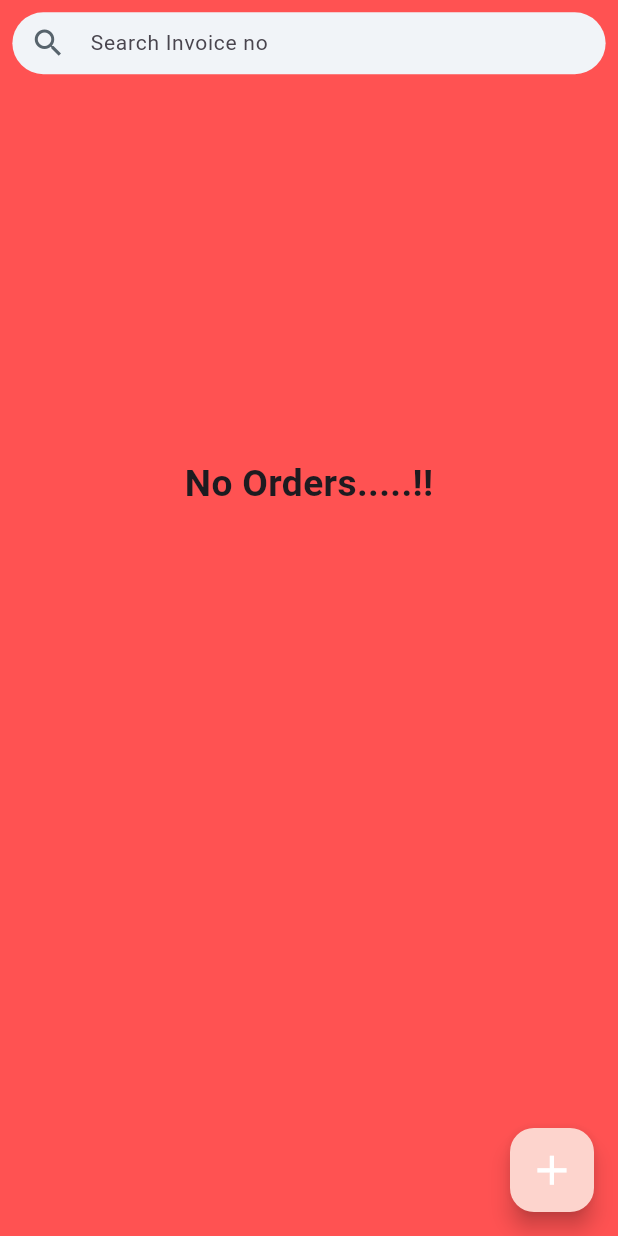
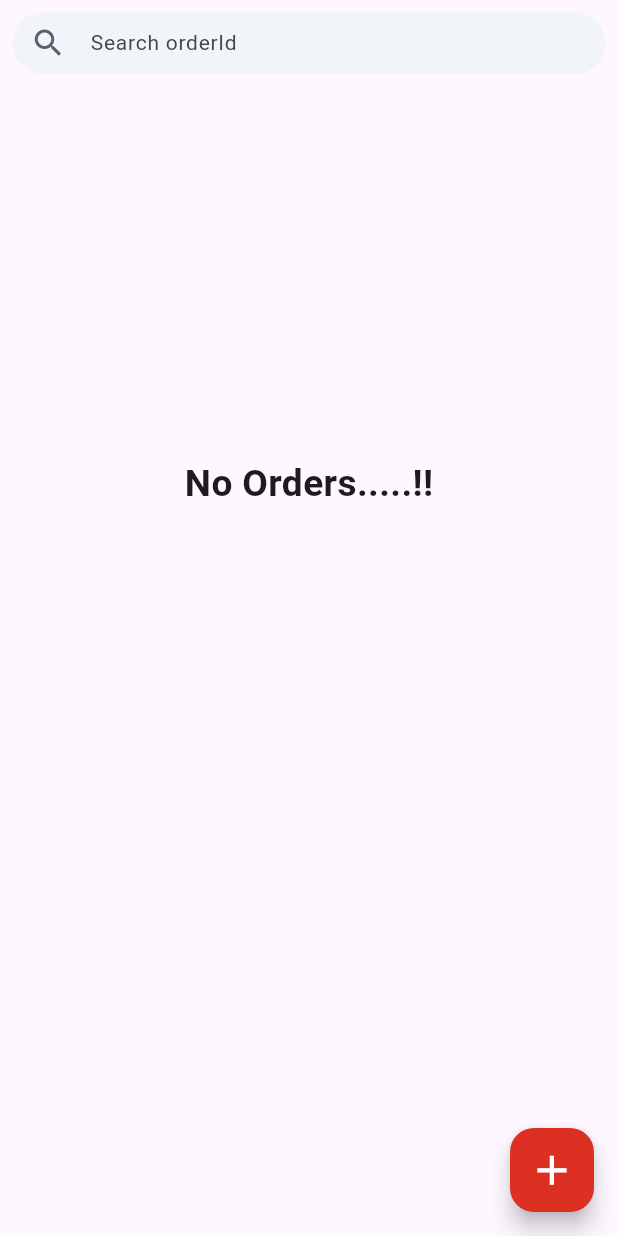
Before and after one commit to Arshanishad/cofeeshopmanagement, a Flutter app: the OrderScreen screen opened directly, on a phone screen of 412 x 824 dp. Run offline on Flutter 3.47's test engine with Material 3 defaults, Android fonts, the phone set to English and light mode, and no system bars; our stand-ins replace cached_network_image, cloud_firestore, fan_carousel_image_slider, firebase_auth, firebase_core, firebase_storage and 9 more; accounts and stored records are empty; Roboto replaces fonts that are missing (Poppins).

Commit message:
order add

```diff
--- a/lib/features/Home/screens/profile.dart
+++ b/lib/features/Home/screens/profile.dart
@@ -50,6 +50,12 @@ class _ProfilePageState extends ConsumerState<ProfilePage> {
     return Scaffold(
       // backgroundColor: Colors.white,
       appBar: AppBar(
+        leading: IconButton(
+          icon: Icon(Icons.arrow_back),
+          onPressed: () {
+            Navigator.of(context).pop();
+          },
+        ),
         title: Text(
           "Profile",
           style: GoogleFonts.nunitoSans(
--- a/lib/features/order/screen/order_details.dart
+++ b/lib/features/order/screen/order_details.dart
@@ -137,12 +137,13 @@ class _PendingOrderViewState extends ConsumerState<OrderViewPage> {
       data: (data) {
         return Scaffold(
           appBar: AppBar(
+            elevation: 0,
+            backgroundColor: Palette.redLightColor,
             title: Text("${titleController.text} Order",
                 style: GoogleFonts.nunitoSans(
                     color: Colors.white,
                     fontSize: h * 0.03,
                     fontWeight: FontWeight.w600)),
-            backgroundColor: Palette.redLightColor,
             centerTitle: true,
             leading: IconButton(
               onPressed: () {
--- a/lib/features/order/screen/order_screen.dart
+++ b/lib/features/order/screen/order_screen.dart
@@ -29,7 +29,7 @@ class _OrderScreenState extends ConsumerState<OrderScreen> {
     final fromDate=ref.watch(fromDateProvider);
     final toDate=ref.watch(toDateProvider);
     return  Scaffold(
-      backgroundColor: Colors.redAccent,
+
       body: Padding(
         padding: EdgeInsets.all(w * 0.02),
         child: SingleChildScrollView(
@@ -49,7 +49,7 @@ class _OrderScreenState extends ConsumerState<OrderScreen> {
                   decoration: InputDecoration(
                     contentPadding: EdgeInsets.symmetric(
                         horizontal: w * 0.02, vertical: w * 0.02),
-                    hintText: 'Search Invoice no',
+                    hintText: 'Search orderId',
                     enabledBorder: OutlineInputBorder(
                       borderSide: const BorderSide(
                         color: Color(0x00000000),
@@ -131,7 +131,7 @@ class _OrderScreenState extends ConsumerState<OrderScreen> {
                             child: Container(
                               width: w,
                               decoration: BoxDecoration(
-                                  color: Colors.white,
+                                  color: Colors.grey.shade200,
                                   borderRadius:
                                   BorderRadiusDirectional.circular(
                                       w * 0.02)),
@@ -225,7 +225,7 @@ class _OrderScreenState extends ConsumerState<OrderScreen> {
             );
           }
         },
-        backgroundColor: Palette.lightRedColor,
+        backgroundColor: Palette.darkRedColor,
         child: Icon(Icons.add, color: Colors.white, size: w * 0.08),
       ),
     );
```
